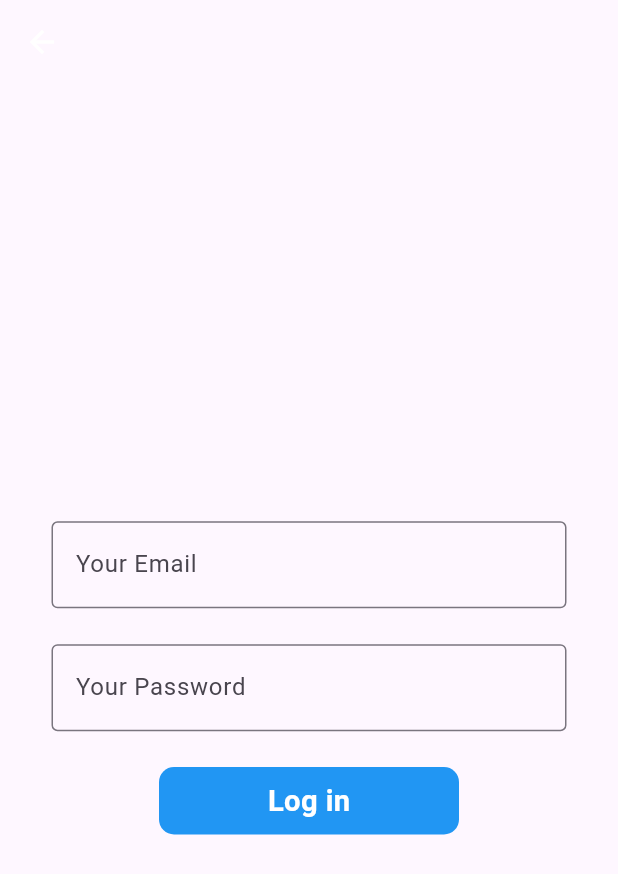
After one commit to thohid44/general_cargo, a Flutter app: the screen it shows after launch, after a tap on "Log in", on a phone screen of 412 x 824 dp. The commit adds this screen. Shown: the top 874 px of the screen. Run offline on Flutter 3.47's test engine with Material 2 defaults, Android fonts, the phone set to English and light mode, and no system bars; our stand-ins replace flutter_screenutil, get, get_storage, signature; missing offline and left inert: dart:ffi, qr_code_scanner; network calls fail.

Commit message:
10 Oct 2023

```diff
--- /dev/null
+++ b/lib/Pages/Auth/controller/auth_controller.dart
@@ -0,0 +1,48 @@
+import 'dart:convert';
+
+import 'package:general_cargo/Pages/home_page.dart';
+import 'package:general_cargo/Utils/localstorekey.dart';
+import 'package:general_cargo/contrain/api_url.dart';
+import 'package:get/get.dart';
+import 'package:get_storage/get_storage.dart';
+
+import 'package:http/http.dart' as http;
+
+class AuthController extends GetxController {
+  var isLogLoading = false.obs;
+  var isLoading = false.obs;
+  final _box = GetStorage();
+  var userClient = http.Client();
+  var url = "${baseUrl}/login";
+
+  login(email, password) async {
+    try {
+      print("object");
+      var mapData = {"email": "admin@gmail.com", "password": '12345'};
+      isLogLoading(true);
+      var response = await http.post(Uri.parse(url),
+      headers: {
+        'Accept': 'application/json'
+      },
+      body: mapData);
+         var jsonData = jsonDecode(response.body);
+
+        print(jsonData);
+      if (response.statusCode == 202) {
+
+        var getToken = jsonData['token'];
+        _box.write(LocalStoreKey.token, getToken);
+
+        print(_box.read(LocalStoreKey.token));
+        if (getToken != null) {
+          Get.offAll(HomePage());
+        }
+      }
+
+      isLoading(false);
+    } catch (e) {
+      isLoading(false);
+      print("Error $e");
+    }
+  }
+}
--- /dev/null
+++ b/lib/Pages/Auth/view/login_page.dart
@@ -0,0 +1,90 @@
+import 'package:flutter/material.dart';
+import 'package:flutter_screenutil/flutter_screenutil.dart';
+import 'package:general_cargo/Pages/Auth/controller/auth_controller.dart';
+import 'package:get/get.dart';
+
+class LoginPage extends StatefulWidget {
+  const LoginPage({super.key});
+
+  @override
+  State<LoginPage> createState() => _LoginPageState();
+}
+
+class _LoginPageState extends State<LoginPage> {
+  final TextEditingController email = TextEditingController();
+  final TextEditingController password = TextEditingController();
+
+  var controller = Get.put(AuthController());
+  @override
+  Widget build(BuildContext context) {
+    return Scaffold(
+      appBar: AppBar(
+        backgroundColor: Colors.transparent,
+        leading: IconButton(
+            onPressed: () {},
+            icon: Icon(
+              Icons.arrow_back,
+              color: Colors.white,
+            )),
+      ),
+      body: Column(
+        mainAxisAlignment: MainAxisAlignment.center,
+        crossAxisAlignment: CrossAxisAlignment.center,
+        children: [
+          SizedBox(
+            height: 20.h,
+          ),
+          Center(
+            child: Container(
+              width: 300.w,
+              child: TextField(
+                  controller: email,
+                  decoration: InputDecoration(
+                      labelText: "Your Email",
+                      hintText: "Your Email",
+                      hintStyle: TextStyle(fontSize: 15.sp, color: Colors.pink),
+                      border: OutlineInputBorder())),
+            ),
+          ),
+          SizedBox(
+            height: 20.h,
+          ),
+          Center(
+            child: Container(
+              width: 300.w,
+              child: TextField(
+                  controller: password,
+                  decoration: InputDecoration(
+                      labelText: "Your Password",
+                      hintText: "Your Password",
+                      hintStyle: TextStyle(fontSize: 15.sp, color: Colors.pink),
+                      border: OutlineInputBorder())),
+            ),
+          ),
+          SizedBox(
+            height: 20.h,
+          ),
+         Obx(() => controller.isLoading.value ==false? InkWell(
+            onTap: () {
+              controller.login(email.text.toString(), password.text.toString());
+            },
+            child: Container(
+              height: 45,
+              width: 200,
+              alignment: Alignment.center,
+              decoration: BoxDecoration(
+                  color: Colors.blue, borderRadius: BorderRadius.circular(10)),
+              child: Text(
+                "Log in",
+                style: TextStyle(
+                    fontSize: 17.sp,
+                    color: Colors.white,
+                    fontWeight: FontWeight.bold),
+              ),
+            ),
+          ):Center(child: CircularProgressIndicator()))
+        ],
+      ),
+    );
+  }
+}
--- /dev/null
+++ b/lib/Utils/colors.dart
@@ -0,0 +1,6 @@
+import 'package:flutter/material.dart';
+
+const bgColor = Color(0xff394DCF);
+const whiteColor = Colors.white;
+const iconBgColor = Color(0xffCDD1D0);
+const goldColor = Color(0xffFBBC04);
--- /dev/null
+++ b/lib/Utils/localstorekey.dart
@@ -0,0 +1,6 @@
+class LocalStoreKey {
+  static const token = "TOKEN";
+  static const userId = "UserID";
+  static const trip2023Id = "trip2023ID";
+  static const logo = "Logo";
+}
--- /dev/null
+++ b/lib/contrain/api_url.dart
@@ -0,0 +1 @@
+const String baseUrl = "https://tcargo.blogtools.xyz/api/V1";
--- a/lib/main.dart
+++ b/lib/main.dart
@@ -1,26 +1,67 @@
+
+import 'dart:io';
+
 import 'package:flutter/material.dart';
+import 'package:flutter_screenutil/flutter_screenutil.dart';
+import 'package:general_cargo/Pages/Auth/view/login_page.dart';
 import 'package:general_cargo/Pages/home_page.dart';
-import 'package:general_cargo/Pages/product_upload_page.dart';
-import 'package:general_cargo/Pages/signature_page.dart';
+import 'package:general_cargo/Utils/localstorekey.dart';
+import 'package:get/get.dart';
+import 'package:get_storage/get_storage.dart';
 
 void main() {
-  runApp(const MyApp());
+
+    HttpOverrides.global = MyHttpOverrides();
+  runApp( MyApp());
+
 }
 
 class MyApp extends StatelessWidget {
-  const MyApp({super.key});
+   MyApp({super.key});
 
   // This widget is the root of your application.
   @override
   Widget build(BuildContext context) {
-    return MaterialApp(
+
+   return ScreenUtilInit(
+      designSize: const Size(360, 690),
+      minTextAdapt: true,
+      splitScreenMode: true,
+      builder: (context , child) {
+           return GetMaterialApp(
+      debugShowCheckedModeBanner: false,
       title: 'General Cargo',
       theme: ThemeData(
 
         colorScheme: ColorScheme.fromSeed(seedColor: Colors.deepPurple),
         useMaterial3: true,
       ),
-      home: ProductUploadPage()
+      home: child
+    );
+      },
+      child:  LoginPage(),
     );
   }
+   final _box = GetStorage();
+
+  ///
+  bool checkUserType() {
+    var result1 = _box.read(LocalStoreKey.token.toString());
+    if (result1 != null) {
+      Get.offAll(LoginPage());
+      return true;
+    }
+
+    return false;
+  }
+
 }
+
+class MyHttpOverrides extends HttpOverrides {
+  @override
+  HttpClient createHttpClient(SecurityContext? context) {
+    return super.createHttpClient(context)
+      ..badCertificateCallback =
+          (X509Certificate cert, String host, int port) => true;
+  }
+}
--- a/pubspec.yaml
+++ b/pubspec.yaml
@@ -38,6 +38,10 @@ dependencies:
   signature: ^5.4.0
   qr_flutter: ^4.1.0
   qr_code_scanner: ^1.0.1
+  google_fonts: ^6.1.0
+  flutter_screenutil: ^5.9.0
+  get: ^4.6.6
+  get_storage: ^2.1.1
 
 dev_dependencies:
   flutter_test:
```
Also changed, not shown: lib/Pages/home_page.dart (+29 -13 lines), lib/Pages/product/controller/product_controller.dart (added, +47 -0 lines), lib/Pages/product/model/product_list_model.dart (added, +183 -0 lines), lib/Pages/product/view/all_product_view.dart (added, +27 -0 lines), lib/Pages/product_upload_page.dart (+5 -2 lines), lib/widgets/customText.dart (added, +27 -0 lines), pubspec.lock, 3 other files.
